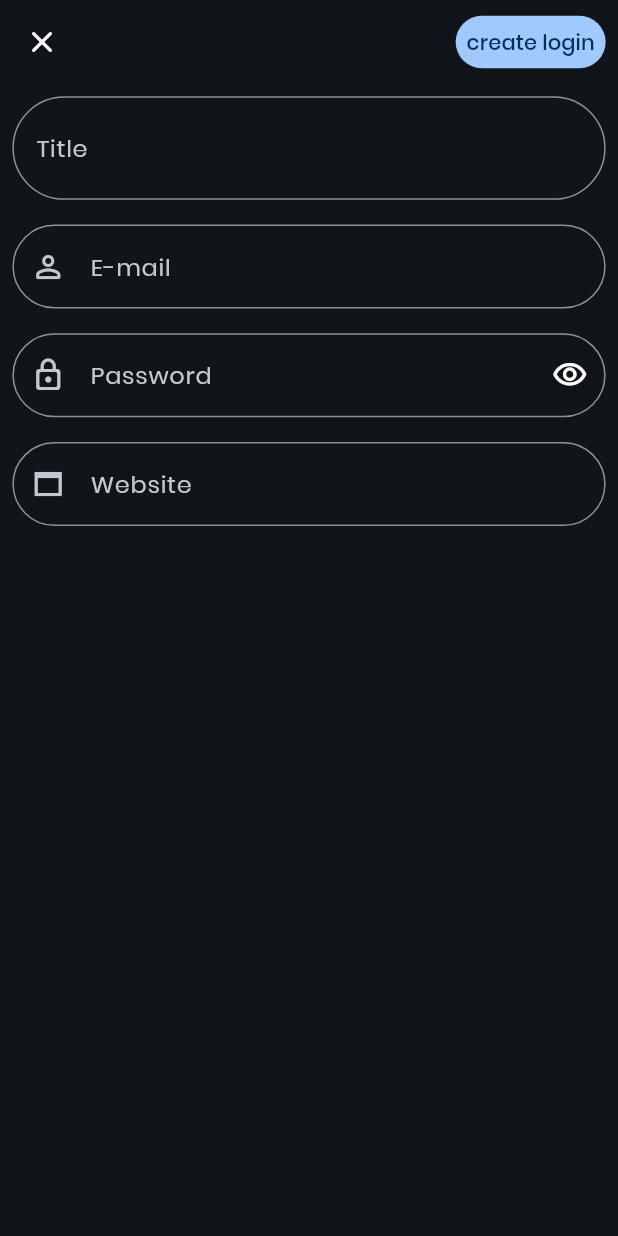
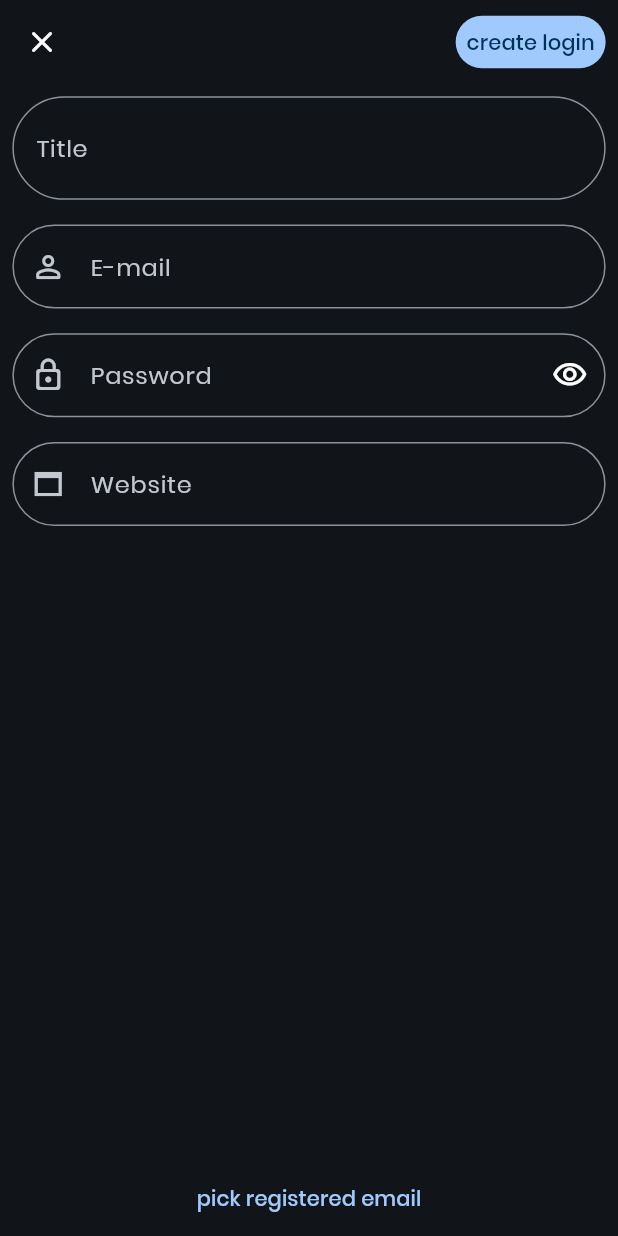
Before and after one commit to pratikPSB/password_manager, a Flutter app: the GenerateCredentialsView screen opened by its route, on a phone screen of 412 x 824 dp. Run offline on Flutter 3.47's test engine with Material 3 defaults, Android fonts, the phone set to English and light mode, and no system bars; our stand-ins replace auto_size_text, flutter_native_splash, fluttertoast, get, objectbox, shared_preferences and 1 more; accounts and stored records are empty; generated files the repository leaves out were written again.

Commit message:
implemented database according to requirements I gathered & implemented UI handling in generate_credentials_view.dart file.

```diff
--- a/lib/app/modules/home/generate_credentials/generate_credentials_view.dart
+++ b/lib/app/modules/home/generate_credentials/generate_credentials_view.dart
@@ -2,6 +2,7 @@ import 'package:flutter/material.dart';
 import 'package:fluttertoast/fluttertoast.dart';
 import 'package:get/get.dart';
 import 'package:password_manager/app/data/utils/widgets.dart';
+import 'package:password_manager/app/modules/home/generate_password_bottom_sheet/generate_password_bottom_sheet_view.dart';
 import 'package:validators/validators.dart' as validator;
 
 import '../../../data/customClasses/easy_button.dart';
@@ -51,7 +52,10 @@ class GenerateCredentialsView extends GetView<GenerateCredentialsController> {
           ),
         ],
       ),
-      body: CustomScrollView(
+      body: Column(
+        children: [
+          CustomScrollView(
+            shrinkWrap: true,
             slivers: [
               SliverToBoxAdapter(
                 child: Padding(
@@ -59,10 +63,16 @@ class GenerateCredentialsView extends GetView<GenerateCredentialsController> {
                   child: Form(
                     key: _formKey,
                     child: Column(children: [
-                    TextFormField(
+                      FocusScope(
+                        child: Focus(
+                          onFocusChange: (value) {
+                            if (value) controller.isShowButtons.value = false;
+                          },
+                          child: TextFormField(
                             keyboardType: TextInputType.text,
                             textInputAction: TextInputAction.next,
-                      decoration: getCommonInputDecoration("Title", hintText: "Untitled").copyWith(
+                            decoration:
+                                getCommonInputDecoration("Title", hintText: "Untitled").copyWith(
                               hintStyle: const TextStyle(
                                 fontSize: 25,
                                 fontWeight: FontWeight.bold,
@@ -81,15 +91,21 @@ class GenerateCredentialsView extends GetView<GenerateCredentialsController> {
                               return null;
                             },
                             controller: controller.titleController,
-                      onChanged: (text) {
-                        controller.title.value = text;
-                        controller.update();
-                      },
+                          ),
+                        ),
                       ),
                       SizedBox(
                         height: SizeConfig.safeBlockVertical * 2,
                       ),
-                    TextFormField(
+                      FocusScope(
+                        child: Focus(
+                          onFocusChange: (value) {
+                            if (value) {
+                              controller.isShowButtons.value = true;
+                              controller.showWhichButton.value = "EMAIL";
+                            }
+                          },
+                          child: TextFormField(
                             keyboardType: TextInputType.emailAddress,
                             textInputAction: TextInputAction.next,
                             decoration: getCommonInputDecoration(string_util.email.tr)
@@ -103,19 +119,26 @@ class GenerateCredentialsView extends GetView<GenerateCredentialsController> {
                               return null;
                             },
                             controller: controller.emailController,
-                      onChanged: (text) {
-                        controller.email.value = text;
-                        controller.update();
-                      },
+                          ),
+                        ),
                       ),
                       SizedBox(
                         height: SizeConfig.safeBlockVertical * 2,
                       ),
-                    Obx(() => TextFormField(
+                      Obx(() => FocusScope(
+                            child: Focus(
+                              onFocusChange: (value) {
+                                if (value) {
+                                  controller.isShowButtons.value = true;
+                                  controller.showWhichButton.value = "PASSWORD";
+                                }
+                              },
+                              child: TextFormField(
                                 obscureText: controller.isHidePassword.value,
                                 keyboardType: TextInputType.visiblePassword,
                                 textInputAction: TextInputAction.next,
-                          decoration: getCommonInputDecoration(string_util.password.tr).copyWith(
+                                decoration:
+                                    getCommonInputDecoration(string_util.password.tr).copyWith(
                                   prefixIcon: const Icon(Icons.lock_outline_rounded),
                                   errorMaxLines: 2,
                                   suffixIcon: IconButton(
@@ -127,7 +150,9 @@ class GenerateCredentialsView extends GetView<GenerateCredentialsController> {
                                       controller.isHidePassword.value
                                           ? Icons.visibility_outlined
                                           : Icons.visibility_off_outlined,
-                                  ))),
+                                    ),
+                                  ),
+                                ),
                                 validator: (text) {
                                   if (text!.isEmpty) {
                                     return string_util.password_empty_error.tr;
@@ -137,20 +162,22 @@ class GenerateCredentialsView extends GetView<GenerateCredentialsController> {
                                   return null;
                                 },
                                 controller: controller.pwdController,
-                          onChanged: (text) {
-                            controller.password.value = text;
-                            controller.update();
-                          },
+                              ),
+                            ),
                           )),
                       SizedBox(
                         height: SizeConfig.safeBlockVertical * 2,
                       ),
-                    TextFormField(
+                      FocusScope(
+                        child: Focus(
+                          onFocusChange: (value) {
+                            if (value) controller.isShowButtons.value = false;
+                          },
+                          child: TextFormField(
                             keyboardType: TextInputType.url,
-                      textInputAction: TextInputAction.next,
-                      decoration: getCommonInputDecoration("Website", hintText: "https://").copyWith(
-                        prefixIcon: const Icon(Icons.web_asset_sharp)
-                      ),
+                            textInputAction: TextInputAction.done,
+                            decoration: getCommonInputDecoration("Website", hintText: "https://")
+                                .copyWith(prefixIcon: const Icon(Icons.web_asset_sharp)),
                             validator: (text) {
                               if (text!.isEmpty) {
                                 return string_util.dob_empty_error.tr;
@@ -158,17 +185,44 @@ class GenerateCredentialsView extends GetView<GenerateCredentialsController> {
                               return null;
                             },
                             controller: controller.websiteController,
-                      onChanged: (text) {
-                        controller.website.value = text;
-                        controller.update();
-                      },
+                          ),
+                        ),
                       ),
                       SizedBox(
                         height: SizeConfig.safeBlockVertical * 2,
                       ),
-                  ])),
+                    ]),
+                  ),
                 ),
               )
+            ],
+          ),
+          const Spacer(),
+          Obx(() {
+            if (controller.isShowButtons.value) {
+              if (controller.showWhichButton.value == "EMAIL") {
+                return getTextButton(
+                  text: "pick registered email",
+                  onButtonPressed: () {
+                    performHapticFeedback();
+                    Get.bottomSheet(const GeneratePasswordBottomSheetView());
+                  },
+                  fullWidth: true,
+                );
+              } else {
+                return getTextButton(
+                  text: "generate a password",
+                  onButtonPressed: () {
+                    performHapticFeedback();
+                    Get.bottomSheet(const GeneratePasswordBottomSheetView());
+                  },
+                  fullWidth: true,
+                );
+              }
+            } else {
+              return Container();
+            }
+          })
         ],
       ),
     );
--- a/lib/app/routes/app_routes.dart
+++ b/lib/app/routes/app_routes.dart
@@ -9,8 +9,7 @@ abstract class Routes {
   static const LOGIN = _Paths.LOGIN;
   static const LOGIN_OR_REGISTER = _Paths.LOGIN_OR_REGISTER;
   static const REGISTER = _Paths.REGISTER;
-  static const GENERATE_PASSWORD_BOTTOM_SHEET =
-      _Paths.HOME + _Paths.GENERATE_PASSWORD_BOTTOM_SHEET;
+  static const GENERATE_PASSWORD_BOTTOM_SHEET = _Paths.HOME + _Paths.GENERATE_PASSWORD_BOTTOM_SHEET;
   static const GENERATE_CREDENTIALS = _Paths.HOME + _Paths.GENERATE_CREDENTIALS;
 }
 
@@ -22,7 +21,6 @@ abstract class _Paths {
   static const LOGIN = '/login';
   static const LOGIN_OR_REGISTER = '/login-or-register';
   static const REGISTER = '/register';
-  static const GENERATE_PASSWORD_BOTTOM_SHEET =
-      '/generate-password-bottom-sheet';
+  static const GENERATE_PASSWORD_BOTTOM_SHEET = '/generate-password-bottom-sheet';
   static const GENERATE_CREDENTIALS = '/generate-credentials';
 }
--- a/lib/main.dart
+++ b/lib/main.dart
@@ -5,11 +5,15 @@ import 'package:get/get.dart';
 import 'app/data/resources/size_config.dart';
 import 'app/data/resources/strings.dart';
 import 'app/data/resources/theme_utils.dart';
+import 'app/data/services/localDB/ObjectBox.dart';
 import 'app/routes/app_pages.dart';
+
+late ObjectBox objectBox;
 
 Future<void> main() async {
   WidgetsBinding widgetsBinding = WidgetsFlutterBinding.ensureInitialized();
   FlutterNativeSplash.preserve(widgetsBinding: widgetsBinding);
+  objectBox = await ObjectBox.create();
   runApp(const MainApp());
 }
 
```
Also changed, not shown: lib/app/data/db/CredentialsModel.dart (added, +96 -0 lines), lib/app/data/db/VaultModel.dart (added, +38 -0 lines), lib/app/data/services/localDB/ObjectBox.dart (added, +48 -0 lines), lib/app/modules/home/generate_credentials/generate_credentials_controller.dart (+41 -1 lines), pubspec.yaml (+6 -2 lines), lib/app/data/db/CredentialsModel.g.dart (added), lib/app/data/db/VaultModel.g.dart (added), lib/generated/objectBox/objectbox-model.json (added), lib/generated/objectBox/objectbox.g.dart (added), pubspec.lock. Lines whose indentation alone changed are shown as unchanged.
